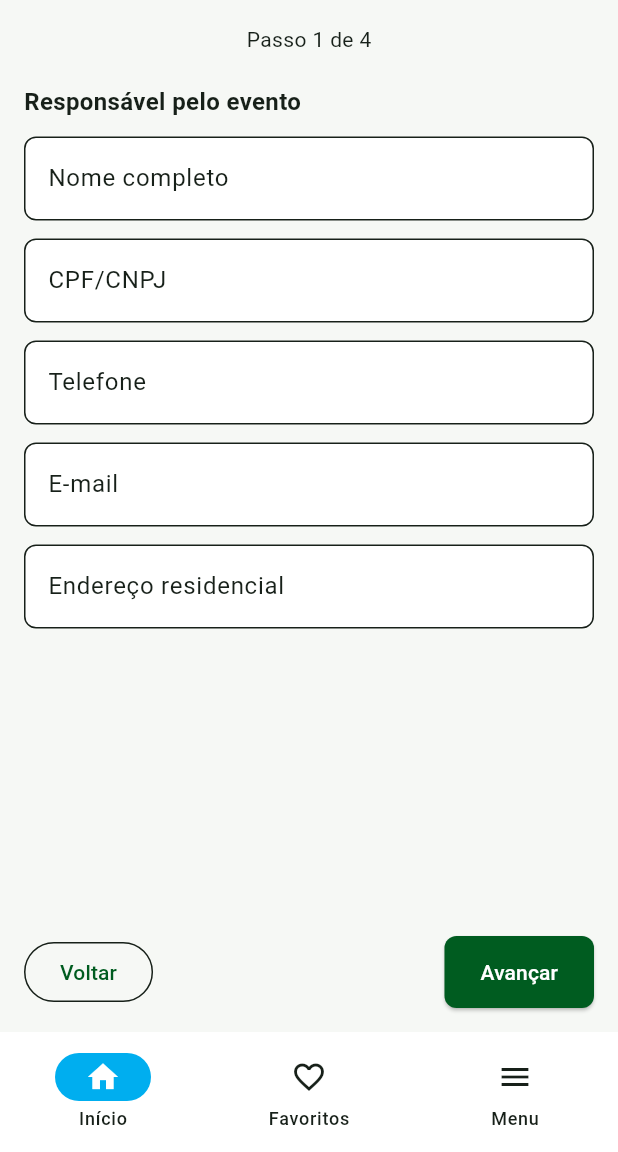
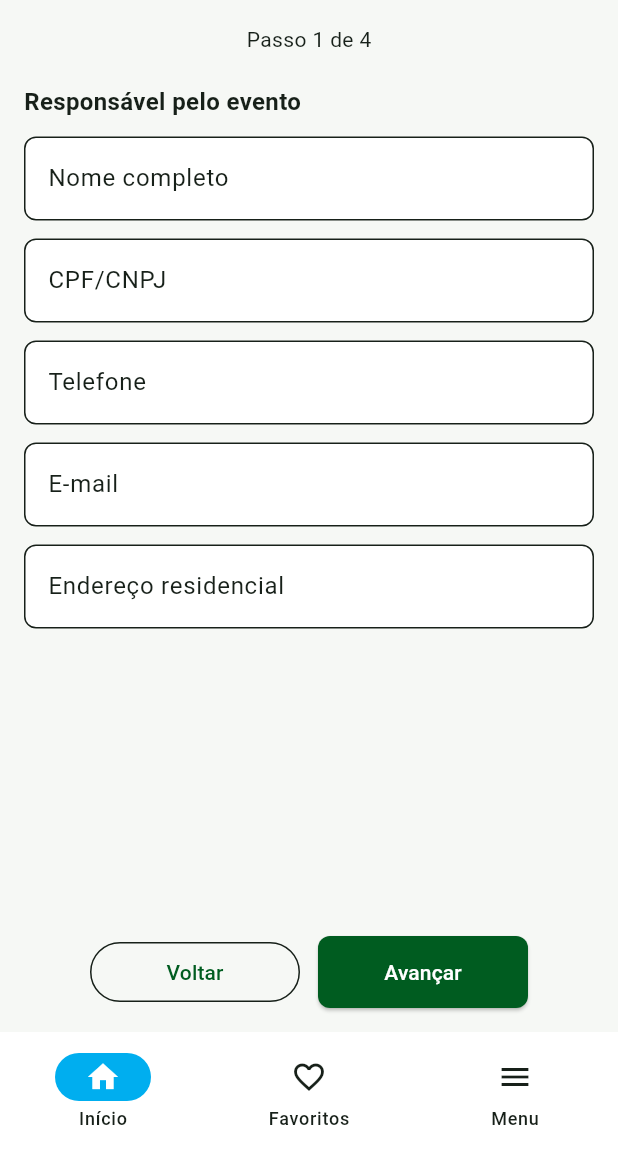
Before and after one commit to rigauddev/permit_web_app, a Flutter app: the PermitRequestPage screen opened directly with empty values, on a phone screen of 412 x 824 dp, the part 84-1236 px from its top. Run offline on Flutter 3.47's test engine with Material 3 defaults, Android fonts, the phone set to English and light mode, and no system bars; our stand-ins replace file_picker, flutter_hooks, flutter_riverpod, flutter_secure_storage, hooks_riverpod, open_file and 5 more; accounts and stored records are empty.

Commit message:
fix: corrige login e solicitacao mobile

```diff
--- a/lib/features/permit_request/pages/permit_request_form_builder.dart
+++ b/lib/features/permit_request/pages/permit_request_form_builder.dart
@@ -60,6 +60,8 @@ Comprometo-me a cumprir as normas municipais, ambientais, sanitárias, de trâns
       text: user?.email ?? state.responsibleData['email'] ?? '',
     );
 
+    WidgetsBinding.instance.addPostFrameCallback((_) {
+      if (!mounted) return;
       ref
           .read(permitRequestControllerProvider.notifier)
           .updateBasicInfo(
@@ -69,6 +71,7 @@ Comprometo-me a cumprir as normas municipais, ambientais, sanitárias, de trâns
             phone: phoneController.text,
             email: emailController.text,
           );
+    });
 
     eventNameController = TextEditingController(
       text: state.eventData['nome_evento'] ?? '',
--- a/lib/features/permit_request/pages/permit_request_page.dart
+++ b/lib/features/permit_request/pages/permit_request_page.dart
@@ -43,7 +43,7 @@ class _PermitRequestPageState extends ConsumerState<PermitRequestPage> {
       userType: widget.userType,
       userProfile: widget.userProfile,
       appBar: AppBar(title: Text('Solicitação de ${widget.permitType}')),
-      body: Center(
+      body: SafeArea(
         child: ConstrainedBox(
           constraints: const BoxConstraints(maxWidth: 760),
           child: Padding(
@@ -53,10 +53,16 @@ class _PermitRequestPageState extends ConsumerState<PermitRequestPage> {
                 Text('Passo ${state.currentStep + 1} de ${state.totalSteps}'),
                 const SizedBox(height: 20),
                 Expanded(child: PermitRequestFormBuilder()),
-                Row(
-                  mainAxisAlignment: MainAxisAlignment.spaceBetween,
+                const SizedBox(height: 8),
+                Wrap(
+                  alignment: WrapAlignment.spaceBetween,
+                  spacing: 12,
+                  runSpacing: 8,
                   children: [
-                    OutlinedButton(
+                    SizedBox(
+                      width:
+                          MediaQuery.of(context).size.width < 420 ? 140 : null,
+                      child: OutlinedButton(
                         onPressed: () {
                           if (state.currentStep == 0) {
                             controller.resetForm();
@@ -67,13 +73,18 @@ class _PermitRequestPageState extends ConsumerState<PermitRequestPage> {
                         },
                         child: const Text('Voltar'),
                       ),
-                    ElevatedButton(
+                    ),
+                    SizedBox(
+                      width:
+                          MediaQuery.of(context).size.width < 420 ? 140 : null,
+                      child: ElevatedButton(
                         onPressed:
                             state.isSubmitting
                                 ? null
                                 : () async {
                                   if (!controller.canGoNext(context)) return;
-                                if (state.currentStep == state.totalSteps - 1) {
+                                  if (state.currentStep ==
+                                      state.totalSteps - 1) {
                                     final protocolo = await controller
                                         .submitRequest(context);
                                     if (protocolo == null || !context.mounted) {
@@ -105,6 +116,7 @@ class _PermitRequestPageState extends ConsumerState<PermitRequestPage> {
                               : 'Avançar',
                         ),
                       ),
+                    ),
                   ],
                 ),
               ],
--- a/lib/presentation/pages/login_page.dart
+++ b/lib/presentation/pages/login_page.dart
@@ -120,6 +120,7 @@ class LoginPage extends HookConsumerWidget {
           value: jsonEncode(session.user.toJson()),
         );
         ref.read(userProvider.notifier).setUser(session.user);
+        await Future<void>.delayed(Duration.zero);
         if (context.mounted) {
           Navigator.pushReplacementNamed(context, '/home');
         }
```
Also changed, not shown: lib/presentation/pages/secretaria_requests_page.dart (+11 -1 lines). Lines whose indentation alone changed are shown as unchanged.
